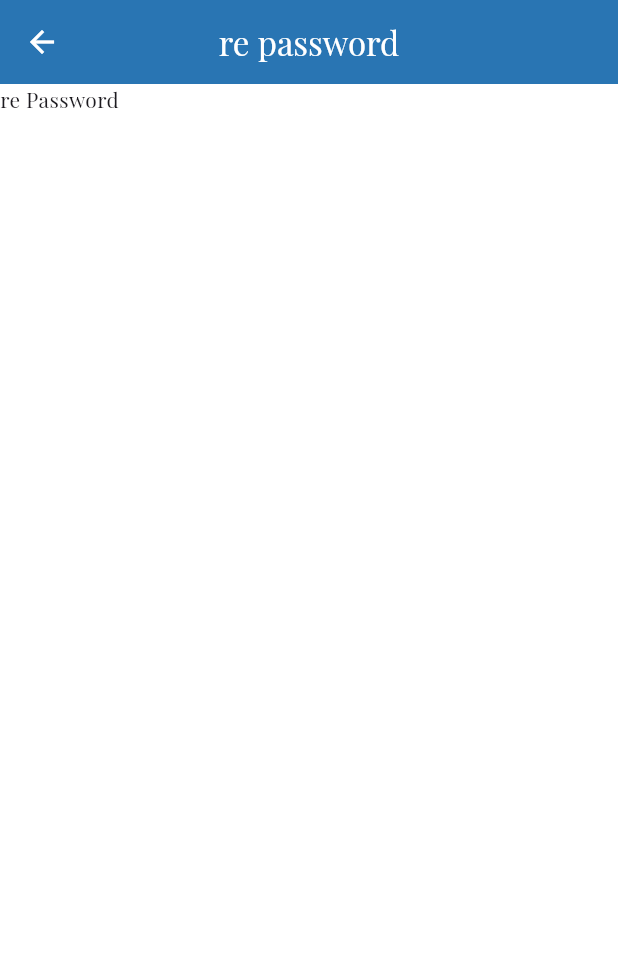
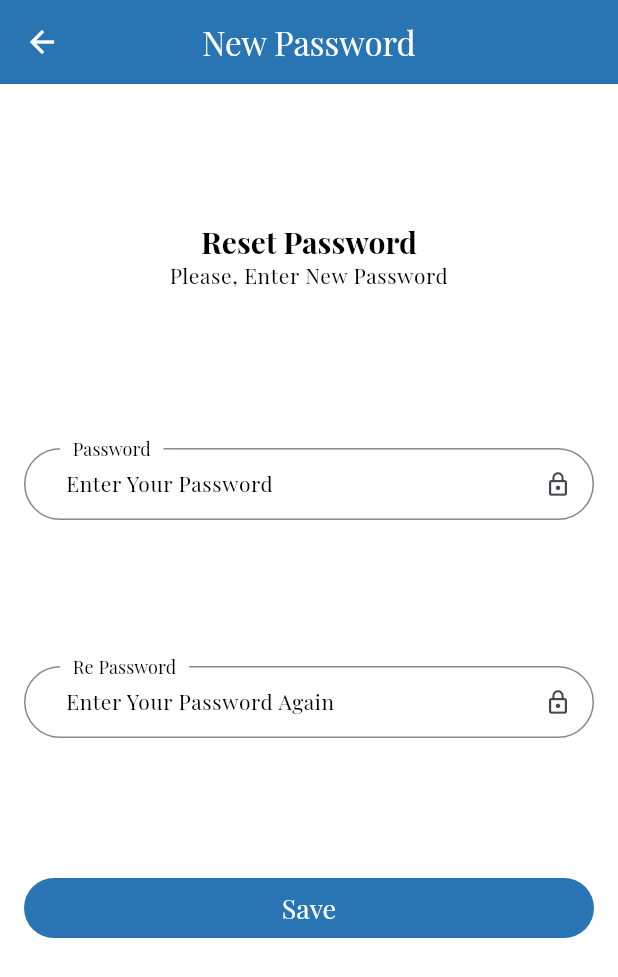
Before and after one commit to JaafarAbdulkareem/admin_ecommerce, a Flutter app: the ResetPasswordView screen opened by its route, on a phone screen of 412 x 824 dp. Shown: the top 977 px of the screen. Run offline on Flutter 3.47's test engine with Material 3 defaults, Android fonts, the phone set to English and light mode, and no system bars; our stand-ins replace dartz, device_preview, firebase_core, firebase_messaging, flutter_cache_manager, flutter_svg and 3 more; missing offline and left inert: back_button_interceptor; accounts and stored records are empty; statements that could not run were skipped; project files that could hold a hidden picture were left out.

Commit message:
created reset password controller and reset password view

```diff
--- a/lib/controller/auth/login_controller.dart
+++ b/lib/controller/auth/login_controller.dart
@@ -34,8 +34,8 @@ class LoginControllerImp extends LoginController {
   @override
   void onInit() {
     keyLogin = GlobalKey<FormState>();
-    email = TextEditingController(text: "admin@gmail.com");
-    password = TextEditingController(text: "654321");
+    email = TextEditingController();
+    password = TextEditingController();
     BackButtonInterceptor.add(onBackPressed);
     statusRequest = StatusRequest.initial;
     loginRemote = LoginRemote(curd: Get.find());
@@ -122,7 +122,8 @@ class LoginControllerImp extends LoginController {
     if (email.text.isNotEmpty) {
       statusRequest = StatusRequest.loading;
       update();
-      await Get.toNamed(
+      password.clear();
+      Get.toNamed(
         ConstantScreenName.forgetPassword,
         arguments: {
           ApiKey.email: email.text,
--- a/lib/core/localization/key_language.dart
+++ b/lib/core/localization/key_language.dart
@@ -23,6 +23,8 @@ abstract class KeyLanguage {
   static const String titleForgetPassword = "titleForgetPassword";
   static const String messageVerification = "messageVerification";
   static const String forgetPasswordContent = "forgetPasswordContent";
+  static const String titleRePassword = "titleRePassword";
+  static const String resetPasswordContent = "resetPasswordContent";
 
 //home
   static const String titleCategory = "titleCategory";
@@ -43,7 +45,7 @@ abstract class KeyLanguage {
   static const String alertSomeError = "alertSomeError";
   // static const String noApproveMessage = "noApproveMessage";
   static const String alertNoFound = "alertNoFound";
-  // static const String passwordMismatchMassage = "passwordNotMatch";
+  static const String passwordMismatchMassage = "passwordMismatchMassage";
   static const String alertEnterEmail = "alertEnterEmail";
   // static const String incrementMessage = "incrementMessage";
   // static const String decrementMessage = "decrementMessage";
@@ -64,6 +66,7 @@ abstract class KeyLanguage {
   static const String yesButton = "yesButton";
   static const String noButton = "noButton";
   static const String checkButton = "checkButton";
+  static const String saveButton = "saveButton";
 
 //   static const String easyAndSafePayment = "Easy and Safe Payment";
 //   static const String trackYourOrder = "Track Your Order";
@@ -72,7 +75,6 @@ abstract class KeyLanguage {
 //   //button
 //   static const String continueButton = "ContinueButton";
 //   static const String signupButton = "signupButton";
-//   static const String saveButton = "saveButton";
 //   static const String verifyButton = "verifyButton";
 //   static const String goToCartButton = "goToCartButton";
 //   static const String nextButton = "nextButton";
@@ -89,7 +91,6 @@ abstract class KeyLanguage {
 //login
 //   static const String successTitle = "successTitle";
 //   static const String signupContent = "signupContent";
-//   static const String resetPasswordContent = "resetPasswordContent";
 //   static const String successContent = "successContent";
 // //////Text field
 //   //label
--- a/lib/core/localization/languages/english.dart
+++ b/lib/core/localization/languages/english.dart
@@ -26,6 +26,8 @@ Map<String, String> english = {
   KeyLanguage.messageVerification: "Please, Enter The Digital Code to Sent : ",
   KeyLanguage.forgetPasswordContent:
       "Please, Enter Your Email Address to Recive A Verification Code",
+  KeyLanguage.titleRePassword: "Reset Password",
+  KeyLanguage.resetPasswordContent: "Please, Enter New Password",
 //home
   KeyLanguage.titleCategory: "Category",
   KeyLanguage.titleProduct: "Product",
@@ -46,8 +48,8 @@ Map<String, String> english = {
   // KeyLanguage.noApproveMessage:
   //     "verify Your Verification, click Forget Password ",
   KeyLanguage.alertNoFound: "The Email or Password Was Wrong, Try Again",
-  // KeyLanguage.passwordMismatchMassage:
-  //     "Password Mismatch, Check Your Password again",
+  KeyLanguage.passwordMismatchMassage:
+      "Password Mismatch, Check Your Password again",
   KeyLanguage.alertEnterEmail: "Enter Your Email First Please",
   // KeyLanguage.incrementMessage:
   //     "Your Cart Contains More Products Than Available In Stock. Please Adjust The Quantity Of Products In Your Cart.",
@@ -73,6 +75,7 @@ Map<String, String> english = {
   KeyLanguage.yesButton: "Yes",
   KeyLanguage.noButton: "No",
   KeyLanguage.checkButton: "Check",
+  KeyLanguage.saveButton: "Save",
 };
 
 //   KeyLanguage.easyAndSafePayment: "Easy and Safe Payment",
@@ -83,7 +86,6 @@ Map<String, String> english = {
 //   //button
 //   KeyLanguage.continueButton: "Continue",
 //   KeyLanguage.signupButton: "SignUp",
-//   KeyLanguage.saveButton: "Save",
 //   KeyLanguage.verifyButton: "Verify",
 //   KeyLanguage.goToCartButton: "Add To Card",
 //   KeyLanguage.nextButton: "Next",
@@ -102,7 +104,6 @@ Map<String, String> english = {
 //   KeyLanguage.successTitle: "Success",
 //   KeyLanguage.signupContent:
 //       "Signup with your email and password or continue with social media",
-//   KeyLanguage.resetPasswordContent: "Please, Enter New Password",
 //   KeyLanguage.successContent:
 //       "Success! Your Action Is Complete. Please Log In Again.",
 // //text field
--- a/lib/view/screen/auth/forget_password/reset_password_view.dart
+++ b/lib/view/screen/auth/forget_password/reset_password_view.dart
@@ -1,8 +1,7 @@
-// import 'package:admin_ecommerce/controller/auth/reset_password_controller.dart';
-import 'package:admin_ecommerce/core/constant/app_style.dart';
+import 'package:admin_ecommerce/controller/auth/reset_password_controller.dart';
 import 'package:admin_ecommerce/core/localization/key_language.dart';
 import 'package:admin_ecommerce/core/share/status_view.dart';
-// import 'package:admin_ecommerce/view/widget/auth/body_reset_password_view.dart';
+import 'package:admin_ecommerce/view/widget/auth/body_reset_password_view.dart';
 import 'package:flutter/material.dart';
 import 'package:get/get.dart';
 
@@ -11,22 +10,20 @@ class ResetPasswordView extends StatelessWidget {
 
   @override
   Widget build(BuildContext context) {
-    // Get.lazyPut(() => ResetPasswordControllerImp());
+    Get.lazyPut(() => ResetPasswordControllerImp());
     return Scaffold(
       appBar: AppBar(
         title: Text(
-          "re password"
-          // KeyLanguage.rePasswordTitle.tr,
+          KeyLanguage.appBarRePassword.tr,
         ),
       ),
       body: SafeArea(
-        child: Text("re Password")
-        //  GetBuilder<ResetPasswordControllerImp>(
-        //   builder: (controller) => StatusView(
-        //     statusRequest: controller.statusRequest,
-        //     child: BodyResetPasswordView(),
-        //   ),
-        // ),
+        child: GetBuilder<ResetPasswordControllerImp>(
+          builder: (controller) => StatusView(
+            statusRequest: controller.statusRequest,
+            child: const BodyResetPasswordView(),
+          ),
+        ),
       ),
     );
   }
--- a/lib/view/widget/auth/body_reset_password_view.dart
+++ b/lib/view/widget/auth/body_reset_password_view.dart
@@ -1,84 +1,82 @@
-// import 'package:ecommerce/controller/auth/reset_password_controller.dart';
-// import 'package:ecommerce/core/constant/app_color.dart';
-// import 'package:ecommerce/core/constant/app_icon.dart';
-// import 'package:ecommerce/core/constant/constant_key.dart';
-// import 'package:ecommerce/core/constant/constant_scale.dart';
-// import 'package:ecommerce/core/function/validator.dart';
-// import 'package:ecommerce/core/localization/key_language.dart';
-// import 'package:ecommerce/core/share/custom_button_widget.dart';
-// import 'package:ecommerce/core/share/custom_text_form_field_widget.dart';
-// import 'package:ecommerce/view/widget/auth/title_description_widget.dart';
-// import 'package:flutter/material.dart';
-// import 'package:get/get.dart';
+import 'package:admin_ecommerce/controller/auth/reset_password_controller.dart';
+import 'package:admin_ecommerce/core/constant/app_icon.dart';
+import 'package:admin_ecommerce/core/constant/constant_key.dart';
+import 'package:admin_ecommerce/core/constant/constant_scale.dart';
+import 'package:admin_ecommerce/core/function/validator.dart';
+import 'package:admin_ecommerce/core/localization/key_language.dart';
+import 'package:admin_ecommerce/core/share/custom_button_widget.dart';
+import 'package:admin_ecommerce/core/share/custom_text_form_field_widget.dart';
+import 'package:admin_ecommerce/view/widget/auth/title_description_widget.dart';
+import 'package:flutter/material.dart';
+import 'package:get/get.dart';
 
-// class BodyResetPasswordView extends GetView<ResetPasswordControllerImp> {
-//   const BodyResetPasswordView({
-//     super.key,
-//   });
+class BodyResetPasswordView extends GetView<ResetPasswordControllerImp> {
+  const BodyResetPasswordView({
+    super.key,
+  });
 
-//   @override
-//   Widget build(BuildContext context) {
-//     return Form(
-//       key: controller.keyResetPassword,
-//       child: Padding(
-//         padding: const EdgeInsets.symmetric(horizontal: 16),
-//         child: Column(
-//           mainAxisAlignment: MainAxisAlignment.spaceEvenly,
-//           crossAxisAlignment: CrossAxisAlignment.stretch,
-//           children: [
-//             TitleDescriptionWidget(
-//               title: KeyLanguage.rePasswordTitle.tr,
-//               subTitle: KeyLanguage.resetPasswordContent.tr,
-//             ),
-//             GetBuilder<ResetPasswordControllerImp>(
-//               builder: (controller) => CustomTextFormFieldWidget(
-//                 hint: KeyLanguage.passwordHint.tr,
-//                 label: KeyLanguage.passwordLabel.tr,
-//                 icon: AppIcon.closePassword,
-//                 controller: controller.password,
-//                 obscure: controller.hidePassword,
-//                 keyboardType: TextInputType.number,
-//                 validator: (value) => validator(
-//                   value,
-//                   ConstantKey.passwordValidator,
-//                   ConstantScale.minPassword,
-//                   ConstantScale.maxPassword,
-//                 ),
-//                 changeCasePassword: () {
-//                   controller.changeStatePassword();
-//                 },
-//               ),
-//             ),
-//             GetBuilder<ResetPasswordControllerImp>(
-//               builder: (controller) => CustomTextFormFieldWidget(
-//                 hint: KeyLanguage.rePasswordHint.tr,
-//                 label: KeyLanguage.rePasswordLabel.tr,
-//                 icon: AppIcon.closePassword,
-//                 controller: controller.rePassword,
-//                 obscure: controller.hideRepassword,
-//                 keyboardType: TextInputType.number,
-//                 validator: (value) => validator(
-//                   value,
-//                   ConstantKey.passwordValidator,
-//                   ConstantScale.minPassword,
-//                   ConstantScale.maxPassword,
-//                 ),
-//                 changeCasePassword: () {
-//                   controller.changeStateRepassword();
-//                 },
-//               ),
-//             ),
-//             CustomButtonWidget(
-//               text: KeyLanguage.saveButton.tr,
-//               color: AppColor.primary,
-//               onTap: () {
-//                 controller.saveOnTap();
-//               },
-//             ),
-//             const SizedBox(height: 32),
-//           ],
-//         ),
-//       ),
-//     );
-//   }
-// }
+  @override
+  Widget build(BuildContext context) {
+    return Form(
+      key: controller.keyResetPassword,
+      child: Padding(
+        padding: const EdgeInsets.symmetric(horizontal: 16),
+        child: Column(
+          mainAxisAlignment: MainAxisAlignment.spaceEvenly,
+          crossAxisAlignment: CrossAxisAlignment.stretch,
+          children: [
+            TitleDescriptionWidget(
+              title: KeyLanguage.titleRePassword.tr,
+              subTitle: KeyLanguage.resetPasswordContent.tr,
+            ),
+            GetBuilder<ResetPasswordControllerImp>(
+              builder: (controller) => CustomTextFormFieldWidget(
+                hint: KeyLanguage.passwordHint.tr,
+                label: KeyLanguage.passwordLabel.tr,
+                icon: AppIcon.closePassword,
+                controller: controller.password,
+                obscure: controller.hidePassword,
+                keyboardType: TextInputType.number,
+                validator: (value) => validator(
+                  value,
+                  ConstantKey.passwordValidator,
+                  ConstantScale.minPassword,
+                  ConstantScale.maxPassword,
+                ),
+                changeCasePassword: () {
+                  controller.changeStatePassword();
+                },
+              ),
+            ),
+            GetBuilder<ResetPasswordControllerImp>(
+              builder: (controller) => CustomTextFormFieldWidget(
+                hint: KeyLanguage.rePasswordHint.tr,
+                label: KeyLanguage.rePasswordLabel.tr,
+                icon: AppIcon.closePassword,
+                controller: controller.rePassword,
+                obscure: controller.hideRepassword,
+                keyboardType: TextInputType.number,
+                validator: (value) => validator(
+                  value,
+                  ConstantKey.passwordValidator,
+                  ConstantScale.minPassword,
+                  ConstantScale.maxPassword,
+                ),
+                changeCasePassword: () {
+                  controller.changeStateRepassword();
+                },
+              ),
+            ),
+            CustomButtonWidget(
+              text: KeyLanguage.saveButton.tr,
+              onTap: () {
+                controller.saveOnTap();
+              },
+            ),
+            const SizedBox(height: 32),
+          ],
+        ),
+      ),
+    );
+  }
+}
```
Also changed, not shown: lib/controller/auth/reset_password_controller.dart (+88 -100 lines), lib/controller/auth/verification_controller.dart (+14 -5 lines).
